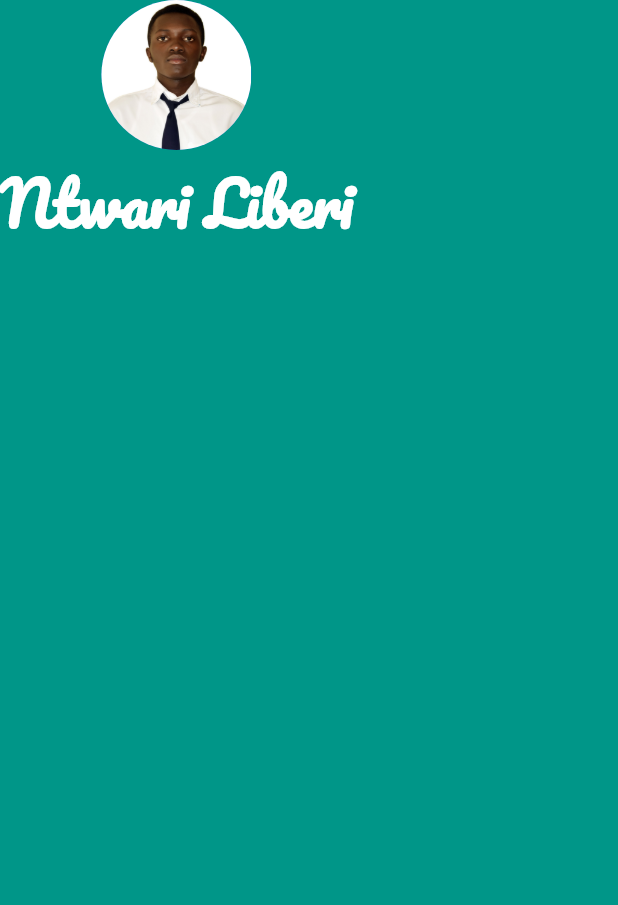
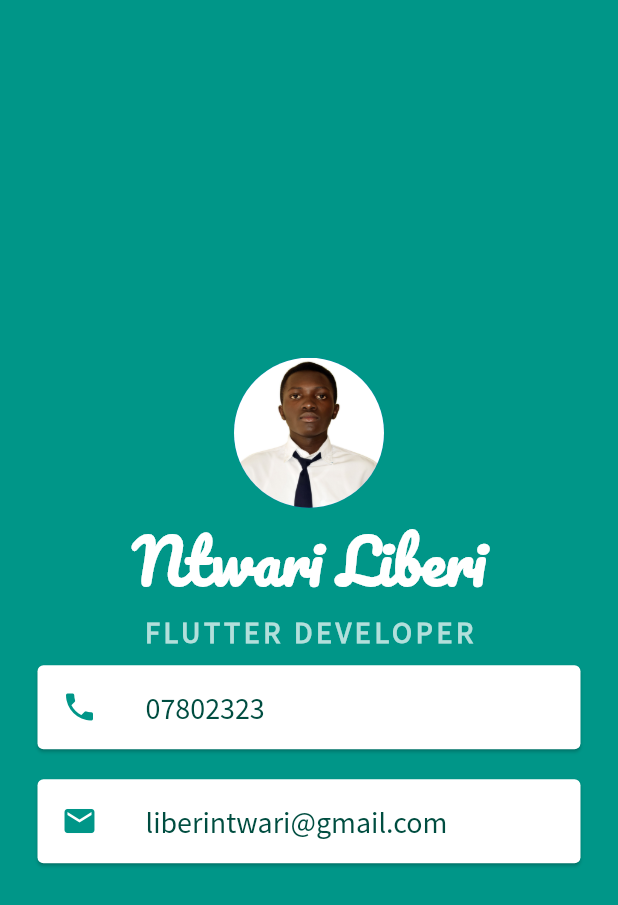
Before and after one commit to claranceliberi/mi_card_flutter, a Flutter app: the screen it shows after launch, on a phone screen of 412 x 824 dp. Shown: the top 905 px of the screen. Run offline on Flutter 3.47's test engine with Material 2 defaults, Android fonts, the phone set to English and light mode, and no system bars.

Commit message:
creating profile card app

```diff
--- a/lib/main.dart
+++ b/lib/main.dart
@@ -13,6 +13,7 @@ class MyApp extends StatelessWidget {
         backgroundColor: Colors.teal,
         body:SafeArea(
           child:Column(
+            mainAxisAlignment: MainAxisAlignment.center,
             children: [
               CircleAvatar(
                 radius: 50,backgroundImage: AssetImage("images/profile.jpg"),
@@ -25,6 +26,53 @@ class MyApp extends StatelessWidget {
                   color:Colors.white,
                   fontWeight: FontWeight.bold
                 ),
+              ),
+              Text(
+                "FLUTTER DEVELOPER",
+                style:TextStyle(
+                  fontFamily: "SansPro",
+                  color:Colors.teal[100],
+                  fontSize:20,
+                  letterSpacing: 2.5,
+                  fontWeight: FontWeight.bold
+
+                )
+              ),
+              Card(
+                  color:Colors.white,
+                  margin:EdgeInsets.symmetric(vertical: 10,horizontal: 25),
+                  child:ListTile(
+                      leading: Icon(
+                          Icons.phone,
+                          color:Colors.teal
+                      ),
+                      title: Text(
+                          "07802323",
+                          style:TextStyle(
+                              color:Colors.teal[900],
+                              fontFamily: 'SansPro',
+                              fontSize:20
+                          )
+                      )
+                  )
+              ),
+              Card(
+                color:Colors.white,
+                margin:EdgeInsets.symmetric(vertical: 10,horizontal: 25),
+                child:ListTile(
+                  leading: Icon(
+                    Icons.email,
+                    color:Colors.teal
+                  ),
+                  title: Text(
+                    "liberintwari@gmail.com",
+                    style:TextStyle(
+                      color:Colors.teal[900],
+                      fontFamily: 'SansPro',
+                      fontSize:20
+                    )
+                  )
+                )
               )
             ],
           )
--- a/pubspec.yaml
+++ b/pubspec.yaml
@@ -30,3 +30,6 @@ flutter:
     - family: Pacifico
       fonts:
         - asset: fonts/Pacifico-Regular.ttf
+    - family: SansPro
+      fonts:
+        - asset: fonts/SourceSansPro-Regular.ttf
```
Also changed, not shown: fonts/SourceSansPro-Black.ttf (added), fonts/SourceSansPro-Regular.ttf (added).
